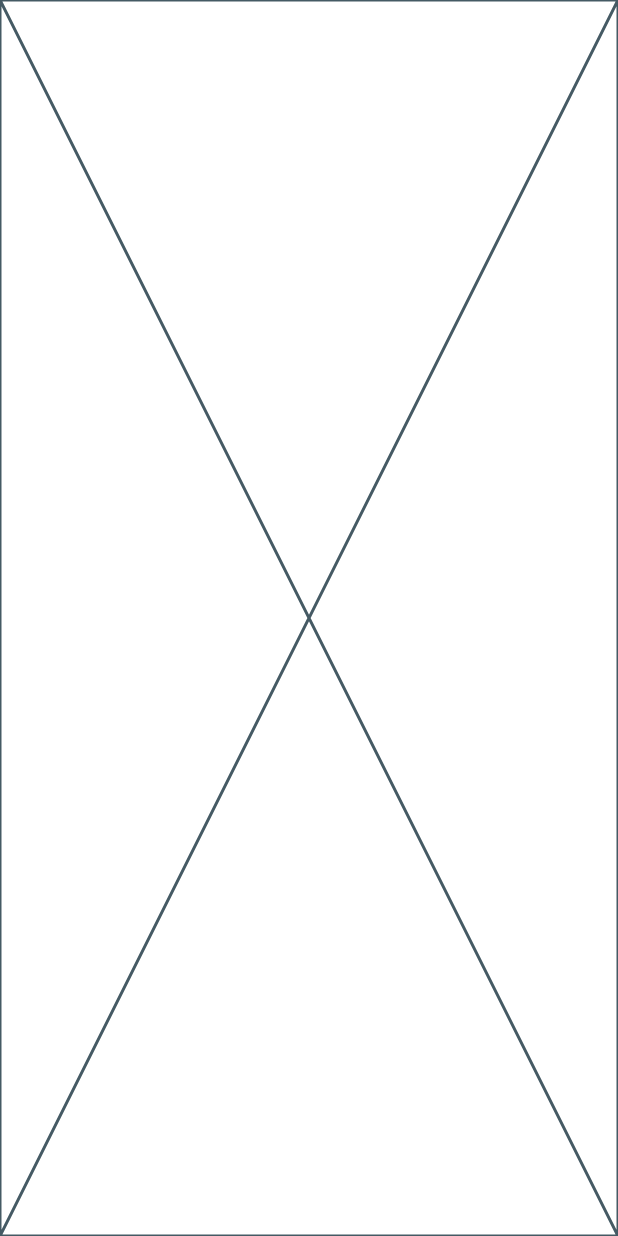
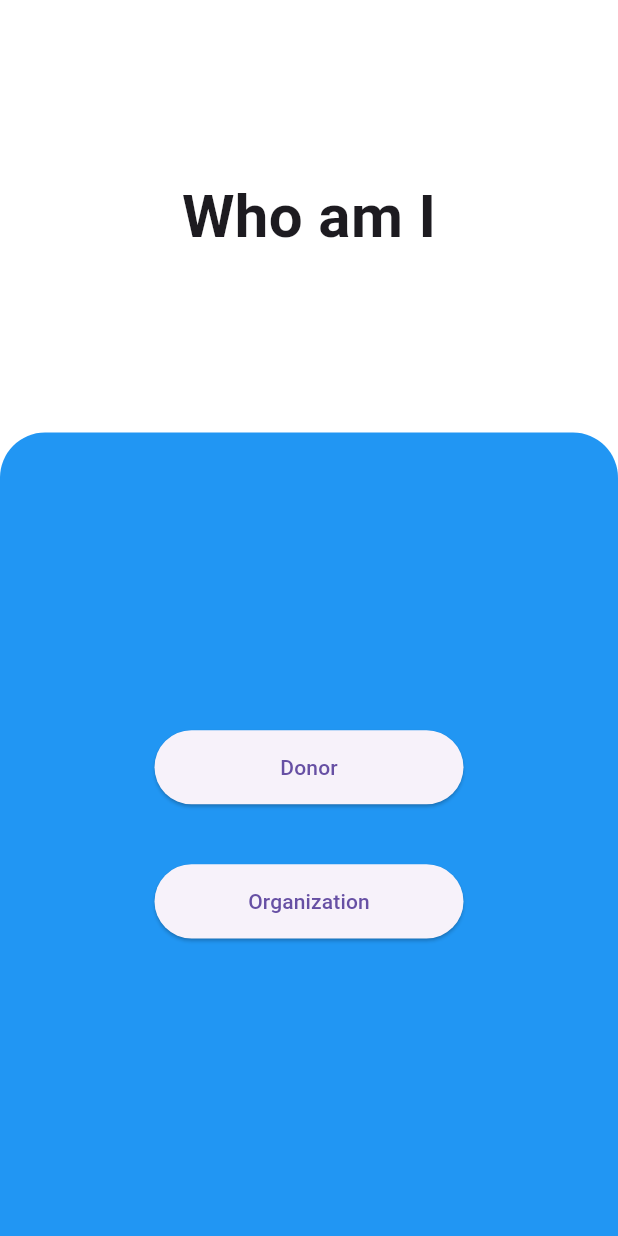
Before and after one commit to simong2/kindred, a Flutter app: the screen it shows after launch, on a phone screen of 412 x 824 dp. Run offline on Flutter 3.47's test engine with Material 3 defaults, Android fonts, the light colour scheme and no system bars; our stand-ins replace firebase_core, flutter_dotenv; accounts and stored records are empty.

Commit message:
sign up screen mock up

```diff
--- a/lib/main.dart
+++ b/lib/main.dart
@@ -2,6 +2,7 @@
 import 'package:flutter/material.dart';
 import 'package:flutter_dotenv/flutter_dotenv.dart';
 import 'package:kindred/firebase_options.dart';
+import 'package:kindred/screens/sign_up.dart';
 
 void main() async {
   WidgetsFlutterBinding.ensureInitialized();
@@ -24,7 +25,7 @@
       //   colorScheme: ColorScheme.fromSeed(seedColor: Colors.deepPurple),
       //   useMaterial3: true,
       // ),
-      home: Placeholder(),
+      home: SignUp(),
     );
   }
 }
--- /dev/null
+++ b/lib/screens/sign_up.dart
@@ -0,0 +1,76 @@
+import 'package:flutter/material.dart';
+
+class SignUp extends StatefulWidget {
+  const SignUp({super.key});
+
+  @override
+  State<SignUp> createState() => _SignUpState();
+}
+
+class _SignUpState extends State<SignUp> {
+  @override
+  Widget build(BuildContext context) {
+    double width = MediaQuery.sizeOf(context).width;
+    double height = MediaQuery.sizeOf(context).height;
+    return Scaffold(
+      backgroundColor: Colors.white,
+      body: Column(
+        children: [
+          SizedBox(
+            height: height * .35,
+            width: double.infinity,
+            child: Container(
+              color: Colors.white,
+              child: const Center(
+                child: Text(
+                  'Who am I',
+                  style: TextStyle(
+                    fontSize: 40,
+                    fontWeight: FontWeight.bold,
+                  ),
+                ),
+              ),
+            ),
+          ),
+          Expanded(
+            child: SizedBox(
+              width: double.infinity,
+              child: Container(
+                decoration: const BoxDecoration(
+                  color: Colors.blue,
+                  borderRadius: BorderRadius.vertical(
+                    top: Radius.circular(30),
+                  ),
+                ),
+                child: Center(
+                  child: Column(
+                    mainAxisAlignment: MainAxisAlignment.center,
+                    children: [
+                      SizedBox(
+                        width: width / 2,
+                        height: height * .06,
+                        child: ElevatedButton(
+                          onPressed: () {},
+                          child: const Text('Donor'),
+                        ),
+                      ),
+                      const SizedBox(height: 40),
+                      SizedBox(
+                        width: width / 2,
+                        height: height * .06,
+                        child: ElevatedButton(
+                          onPressed: () {},
+                          child: const Text('Organization'),
+                        ),
+                      ),
+                    ],
+                  ),
+                ),
+              ),
+            ),
+          ),
+        ],
+      ),
+    );
+  }
+}
```
Also changed, not shown: pubspec.lock.
